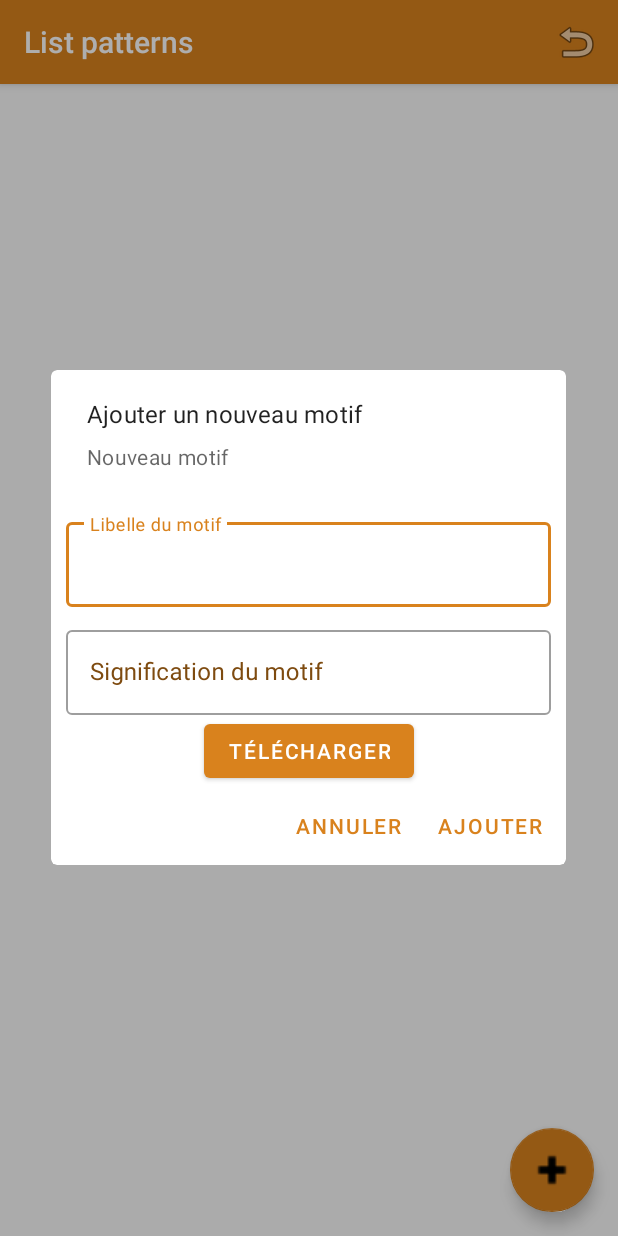
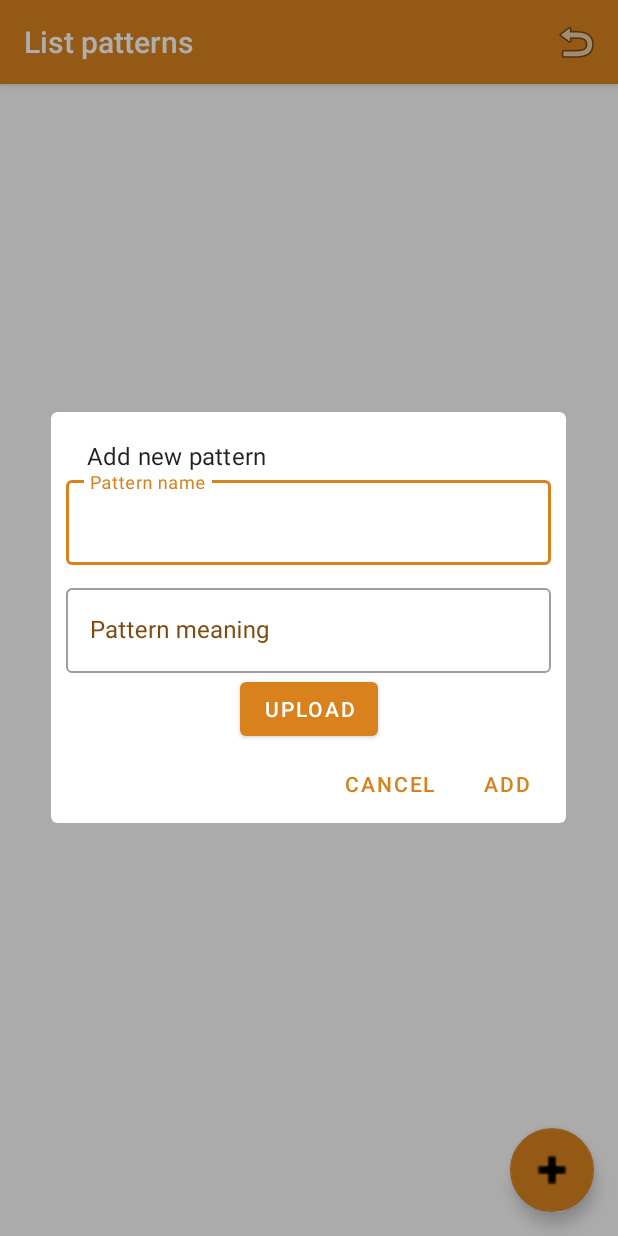
Before and after one commit to Alio-Kh/ArtIA, an Android app: the ListMotifsFragment screen opened directly, with no data from a screen before it, after a tap on an icon or button, on a phone screen of 412 x 824 dp. Run offline under Robolectric (Android 15) with nearby library versions, the phone set to English and light mode, and no system bars; our stand-ins replace Firebase (no records; nobody signed in at launch, a user with empty details on screens opened directly), Picasso; pictures from the network do not load.

Commit message:
Update pattern

```diff
--- a/app/build.gradle
+++ b/app/build.gradle
@@ -3,7 +3,7 @@ apply plugin: 'com.google.gms.google-services'
 
 android {
     compileSdkVersion 29
-    buildToolsVersion "29.0.3"
+    buildToolsVersion "30.0.2"
 
     defaultConfig {
         applicationId 'com.moisegui.artia'
--- a/app/src/main/java/com/moisegui/artia/data/model/Motif.java
+++ b/app/src/main/java/com/moisegui/artia/data/model/Motif.java
@@ -3,18 +3,19 @@ package com.moisegui.artia.data.model;
 import com.google.firebase.firestore.Exclude;
 import com.google.firebase.firestore.IgnoreExtraProperties;
 
+import java.io.Serializable;
 import java.util.HashMap;
 import java.util.Map;
 
 @IgnoreExtraProperties
-public class Motif {
+public class Motif implements Serializable {
 
     private String motifID;
     private String motifName;
     private String motifDescription;
     private String motifImageSrc;
 
-    public Motif() {
+    public Motif(){
     }
 
     public Motif(String motifID, String motifName, String motifDescription, String motifImageSrc) {
--- a/app/src/main/java/com/moisegui/artia/services/MotifService.java
+++ b/app/src/main/java/com/moisegui/artia/services/MotifService.java
@@ -78,7 +78,7 @@ public class MotifService {
             public void onDataChange(@NotNull DataSnapshot dataSnapshot) {
                 Motif motif;
                 motifs.clear();
-                Motif motif = new Motif();
+                motif = new Motif();
                 for (DataSnapshot motifSnapshot : dataSnapshot.getChildren()) {
                     motif = motifSnapshot.getValue(Motif.class);
                     motifs.add(motif);
--- a/app/src/main/java/com/moisegui/artia/ui/admin/ListMotifsFragment.java
+++ b/app/src/main/java/com/moisegui/artia/ui/admin/ListMotifsFragment.java
@@ -88,8 +88,6 @@ public class ListMotifsFragment extends Fragment {
 
         materialAlertDialogBuilder = new MaterialAlertDialogBuilder(root.getContext());
 
-;
-
         FloatingActionButton add_btn = (FloatingActionButton) root.findViewById(R.id.btn_add);
         add_btn.setOnClickListener(
                 new View.OnClickListener() {
@@ -115,10 +113,9 @@ public class ListMotifsFragment extends Fragment {
 
         //Building alert dialog
         materialAlertDialogBuilder.setView(alertDialogView);
-        materialAlertDialogBuilder.setTitle("Ajouter un nouveau motif");
-        materialAlertDialogBuilder.setMessage("Nouveau motif");
+        materialAlertDialogBuilder.setTitle(R.string.add_new_pattern);
         materialAlertDialogBuilder.setCancelable(false);
-        materialAlertDialogBuilder.setPositiveButton("Ajouter", new DialogInterface.OnClickListener() {
+        materialAlertDialogBuilder.setPositiveButton("Add", new DialogInterface.OnClickListener() {
             @Override
             public void onClick(DialogInterface dialog, int which) {
 
@@ -142,7 +139,7 @@ public class ListMotifsFragment extends Fragment {
 
             }
         });
-        materialAlertDialogBuilder.setNegativeButton("Annuler", new DialogInterface.OnClickListener() {
+        materialAlertDialogBuilder.setNegativeButton("Cancel", new DialogInterface.OnClickListener() {
             @Override
             public void onClick(DialogInterface dialog, int which) {
                 dialog.dismiss();
--- a/app/src/main/res/layout/activity_item_result.xml
+++ b/app/src/main/res/layout/activity_item_result.xml
@@ -49,7 +49,6 @@
                 <ImageView
                     android:layout_width="match_parent"
                     android:layout_height="wrap_content"
-
                     android:adjustViewBounds="true"
                     android:scaleType="centerInside"
                     android:src="@drawable/motif_bg_1" />
--- a/app/src/main/res/values/strings.xml
+++ b/app/src/main/res/values/strings.xml
@@ -72,10 +72,10 @@
     <string name="Result">Result</string>
     <string name="should_grant_app_permissions">You should grant all app permissions</string>
     <string name="hello_blank_fragment">Hello blank fragment</string>
-    <string name="signification_motif">Signification du motif</string>
-    <string name="libelle_motif">Libelle du motif</string>
-    <string name="new_motif">Nouveau motif</string>
-    <string name="telecharger">Télécharger</string>
+    <string name="signification_motif">Pattern meaning</string>
+    <string name="libelle_motif">Pattern name</string>
+    <string name="new_motif">New pattern</string>
+    <string name="telecharger">Upload</string>
     <string name="add">Add</string>
     <string name="update">Update</string>
     <string name="no_match_found">No match found.</string>
@@ -93,6 +93,7 @@
     <string name="no_entry_yet">No entry found.\nMake some researches to fill this section</string>
     <string name="the_item">the item </string>
     <string name="success_deleted"> was successfully deleted </string>
+    <string name="add_new_pattern">Add new pattern</string>
 
 
 </resources>
```
Also changed, not shown: app/src/main/java/com/moisegui/artia/ItemResultActivity.java (+34 -63 lines), app/src/main/java/com/moisegui/artia/ui/admin/CustomAdapter.java (+4 -16 lines), 13 other files.
